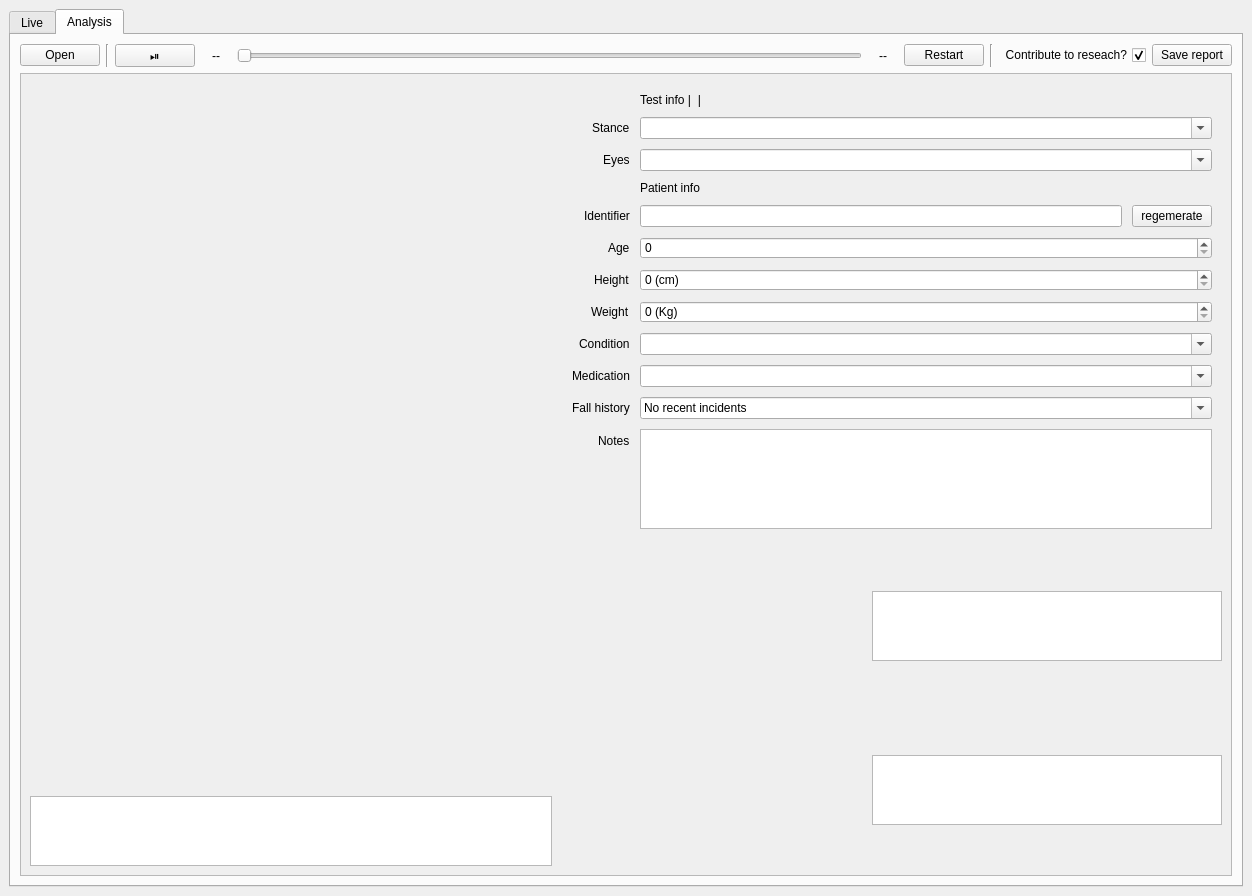
Old version of the form QtDesigner/STEP_V0.1.ui in the repository TimoWalraven/MNLEwii.
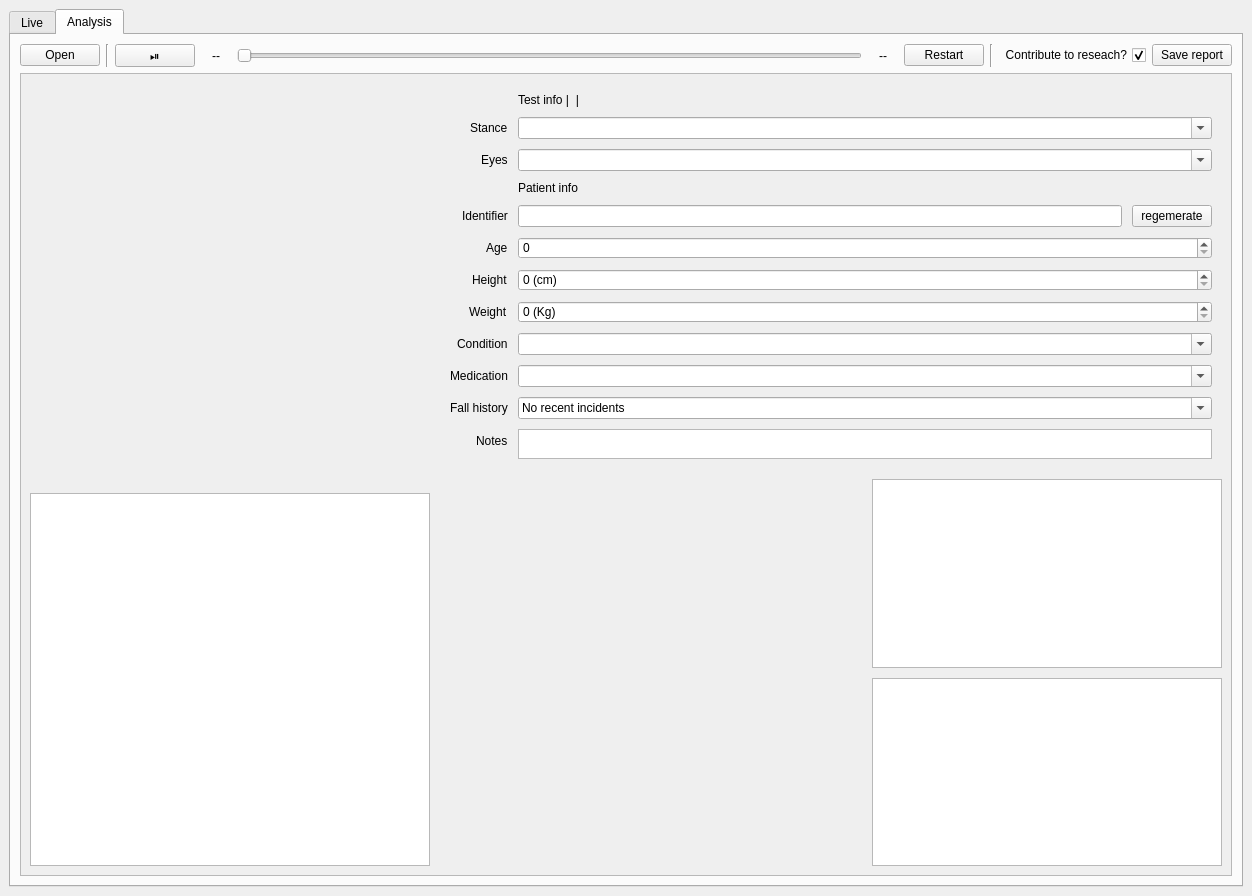
New version of the form. The open tabs and pages were chosen to show the change. Icons and pictures are not drawn. Custom widgets are drawn as their Qt base class.

What changed in the file:
```diff
--- a/QtDesigner/STEP_V0.1.ui
+++ b/QtDesigner/STEP_V0.1.ui
@@ -714,6 +714,12 @@
         </item>
         <item>
          <widget class="QScrollArea" name="analysisscrollarea">
+          <property name="sizePolicy">
+           <sizepolicy hsizetype="Preferred" vsizetype="Preferred">
+            <horstretch>0</horstretch>
+            <verstretch>0</verstretch>
+           </sizepolicy>
+          </property>
           <property name="horizontalScrollBarPolicy">
            <enum>Qt::ScrollBarAlwaysOff</enum>
           </property>
@@ -766,7 +772,7 @@
                    <item>
                     <widget class="Stabilogram" name="analysisstabilogramwidget" native="true">
                      <property name="sizePolicy">
-                      <sizepolicy hsizetype="Expanding" vsizetype="Expanding">
+                      <sizepolicy hsizetype="Preferred" vsizetype="Preferred">
                        <horstretch>0</horstretch>
                        <verstretch>0</verstretch>
                       </sizepolicy>
@@ -788,7 +794,7 @@
                       </sizepolicy>
                      </property>
                      <property name="sizeAdjustPolicy">
-                      <enum>QAbstractScrollArea::AdjustToContents</enum>
+                      <enum>QAbstractScrollArea::AdjustToContentsOnFirstShow</enum>
                      </property>
                      <attribute name="horizontalHeaderStretchLastSection">
                       <bool>true</bool>
@@ -1154,19 +1160,6 @@
                     <layout class="QGridLayout" name="gridLayout">
                      <item row="0" column="1">
                       <layout class="QVBoxLayout" name="verticalLayout_7">
-                       <item>
-                        <spacer name="verticalSpacer">
-                         <property name="orientation">
-                          <enum>Qt::Vertical</enum>
-                         </property>
-                         <property name="sizeHint" stdset="0">
-                          <size>
-                           <width>20</width>
-                           <height>40</height>
-                          </size>
-                         </property>
-                        </spacer>
-                       </item>
                        <item>
                         <widget class="QTableWidget" name="apvariables">
                          <property name="sizePolicy">
@@ -1181,41 +1174,21 @@
                            <height>0</height>
                           </size>
                          </property>
+                         <property name="verticalScrollBarPolicy">
+                          <enum>Qt::ScrollBarAlwaysOff</enum>
+                         </property>
+                         <property name="horizontalScrollBarPolicy">
+                          <enum>Qt::ScrollBarAlwaysOff</enum>
+                         </property>
                          <property name="sizeAdjustPolicy">
                           <enum>QAbstractScrollArea::AdjustToContents</enum>
                          </property>
                         </widget>
                        </item>
-                       <item>
-                        <spacer name="verticalSpacer_2">
-                         <property name="orientation">
-                          <enum>Qt::Vertical</enum>
-                         </property>
-                         <property name="sizeHint" stdset="0">
-                          <size>
-                           <width>20</width>
-                           <height>40</height>
-                          </size>
-                         </property>
-                        </spacer>
-                       </item>
                       </layout>
                      </item>
                      <item row="1" column="1">
                       <layout class="QVBoxLayout" name="verticalLayout_8">
-                       <item>
-                        <spacer name="verticalSpacer_3">
-                         <property name="orientation">
-                          <enum>Qt::Vertical</enum>
-                         </property>
-                         <property name="sizeHint" stdset="0">
-                          <size>
-                           <width>20</width>
-                           <height>40</height>
-                          </size>
-                         </property>
-                        </spacer>
-                       </item>
                        <item>
                         <widget class="QTableWidget" name="mlvariables">
                          <property name="sizePolicy">
@@ -1230,42 +1203,44 @@
                            <height>0</height>
                           </size>
                          </property>
+                         <property name="horizontalScrollBarPolicy">
+                          <enum>Qt::ScrollBarAsNeeded</enum>
+                         </property>
                          <property name="sizeAdjustPolicy">
                           <enum>QAbstractScrollArea::AdjustToContents</enum>
                          </property>
                         </widget>
                        </item>
-                       <item>
-                        <spacer name="verticalSpacer_4">
-                         <property name="orientation">
-                          <enum>Qt::Vertical</enum>
-                         </property>
-                         <property name="sizeHint" stdset="0">
-                          <size>
-                           <width>20</width>
-                           <height>40</height>
-                          </size>
-                         </property>
-                        </spacer>
-                       </item>
                       </layout>
                      </item>
                      <item row="1" column="0">
                       <widget class="ApMl" name="analysismlwidget" native="true">
+                       <property name="sizePolicy">
+                        <sizepolicy hsizetype="MinimumExpanding" vsizetype="MinimumExpanding">
+                         <horstretch>0</horstretch>
+                         <verstretch>0</verstretch>
+                        </sizepolicy>
+                       </property>
                        <property name="minimumSize">
                         <size>
-                         <width>300</width>
-                         <height>0</height>
+                         <width>200</width>
+                         <height>200</height>
                         </size>
                        </property>
                       </widget>
                      </item>
                      <item row="0" column="0">
                       <widget class="ApMl" name="analysisapwidget" native="true">
+                       <property name="sizePolicy">
+                        <sizepolicy hsizetype="MinimumExpanding" vsizetype="MinimumExpanding">
+                         <horstretch>0</horstretch>
+                         <verstretch>0</verstretch>
+                        </sizepolicy>
+                       </property>
                        <property name="minimumSize">
                         <size>
-                         <width>300</width>
-                         <height>0</height>
+                         <width>200</width>
+                         <height>200</height>
                         </size>
                        </property>
                       </widget>
```
Left out of the diff: 8 changed lines with no effect on the pictures.
